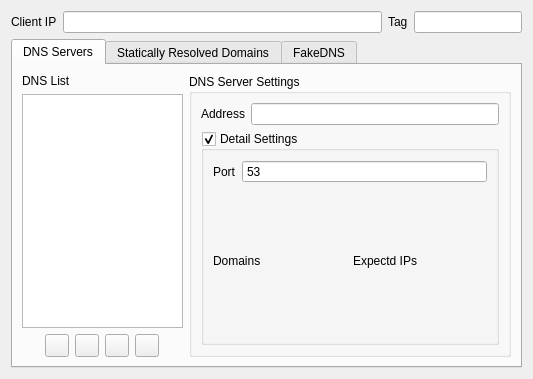
Before: the Qt Designer form src/ui/widgets/widgets/DnsSettingsWidget.ui in Qv2ray/Qv2ray, drawn with Qt 5.
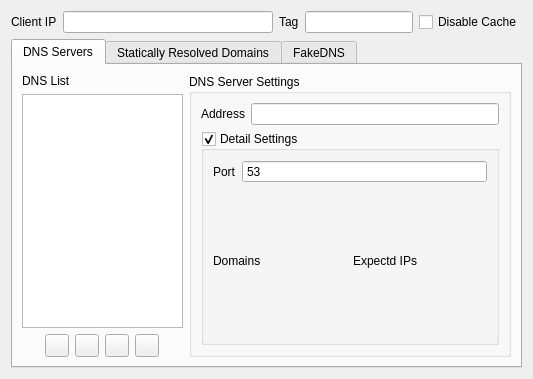
After: the same form once the commit is applied. Icons and pictures are not drawn.

```diff
--- a/src/ui/widgets/widgets/DnsSettingsWidget.ui
+++ b/src/ui/widgets/widgets/DnsSettingsWidget.ui
@@ -15,7 +15,7 @@
   </property>
   <layout class="QVBoxLayout" name="verticalLayout_2">
    <item>
-    <layout class="QHBoxLayout" name="horizontalLayout_5" stretch="0,1,0,0">
+    <layout class="QHBoxLayout" name="horizontalLayout_5" stretch="0,1,0,0,0">
      <item>
       <widget class="QLabel" name="label">
        <property name="text">
@@ -46,6 +46,13 @@
        </property>
       </widget>
      </item>
+     <item>
+      <widget class="QCheckBox" name="dnsDisableCacheCB">
+       <property name="text">
+        <string>Disable Cache</string>
+       </property>
+      </widget>
+     </item>
     </layout>
    </item>
    <item>
```
